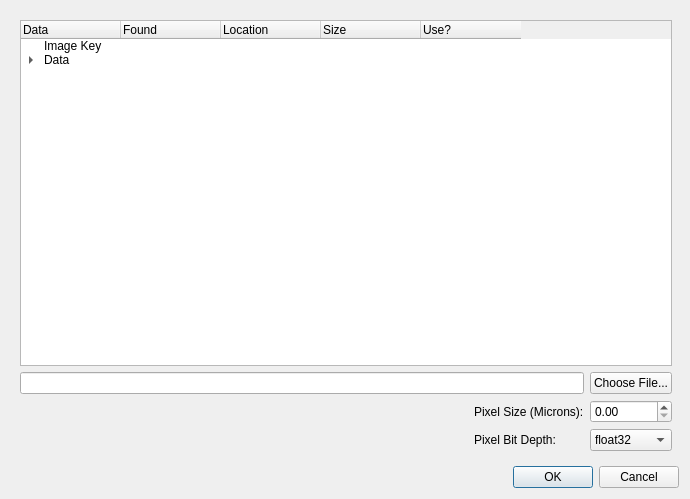
The window that mantidimaging/gui/ui/nexus_load_dialog.ui (mantidproject/mantidimaging) describes before a commit, drawn with Qt 5.
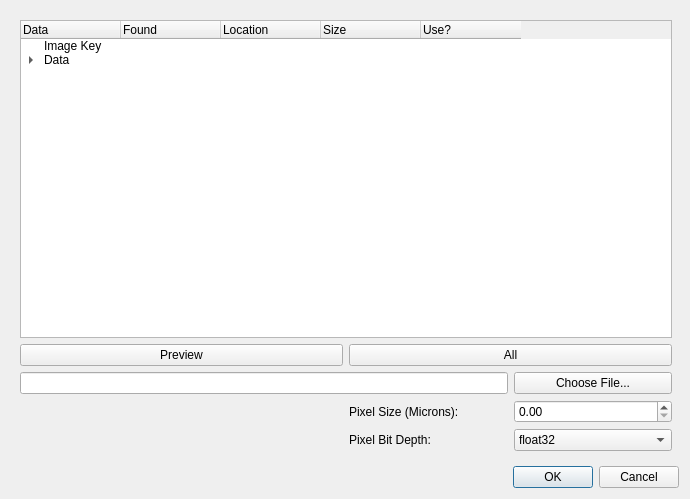
The same window after the commit.

Commit message: Buttons for preview/all

```diff
--- a/mantidimaging/gui/ui/nexus_load_dialog.ui
+++ b/mantidimaging/gui/ui/nexus_load_dialog.ui
@@ -50,71 +50,32 @@
          <property name="sizeConstraint">
           <enum>QLayout::SetDefaultConstraint</enum>
          </property>
-         <item row="1" column="2">
-          <widget class="QPushButton" name="chooseFileButton">
-           <property name="text">
-            <string>Choose File...</string>
+         <item row="1" column="0">
+          <widget class="QPushButton" name="previewPushButton">
+           <property name="sizePolicy">
+            <sizepolicy hsizetype="Expanding" vsizetype="Fixed">
+             <horstretch>0</horstretch>
+             <verstretch>0</verstretch>
+            </sizepolicy>
            </property>
-          </widget>
-         </item>
-         <item row="1" column="0" colspan="2">
-          <widget class="QLineEdit" name="filePathLineEdit">
-           <property name="enabled">
-            <bool>true</bool>
-           </property>
-           <property name="readOnly">
-            <bool>true</bool>
-           </property>
-          </widget>
-         </item>
-         <item row="3" column="0">
-          <spacer name="horizontalSpacer">
-           <property name="orientation">
-            <enum>Qt::Horizontal</enum>
-           </property>
-           <property name="sizeHint" stdset="0">
+           <property name="minimumSize">
             <size>
-             <width>40</width>
-             <height>20</height>
+             <width>323</width>
+             <height>0</height>
             </size>
            </property>
-          </spacer>
+           <property name="text">
+            <string>Preview</string>
+           </property>
+          </widget>
          </item>
-         <item row="3" column="1">
+         <item row="4" column="1">
           <widget class="QLabel" name="pixelBitDepthLabel">
            <property name="text">
             <string>Pixel Bit Depth:</string>
            </property>
           </widget>
          </item>
-         <item row="2" column="1">
-          <widget class="QLabel" name="pixelSizeLabel">
-           <property name="text">
-            <string>Pixel Size (Microns):</string>
-           </property>
-          </widget>
-         </item>
-         <item row="3" column="2">
-          <widget class="QComboBox" name="pixelDepthComboBox">
-           <item>
-            <property name="text">
-             <string>float32</string>
-            </property>
-           </item>
-           <item>
-            <property name="text">
-             <string>float64</string>
-            </property>
-           </item>
-          </widget>
-         </item>
-         <item row="2" column="2">
-          <widget class="QDoubleSpinBox" name="pixelSizeSpinBox">
-           <property name="maximum">
-            <double>99999.000000000000000</double>
-           </property>
-          </widget>
-         </item>
          <item row="0" column="0" colspan="3">
           <widget class="QTreeWidget" name="tree">
            <property name="headerHidden">
@@ -289,6 +250,83 @@
            </item>
           </widget>
          </item>
+         <item row="4" column="2">
+          <widget class="QComboBox" name="pixelDepthComboBox">
+           <item>
+            <property name="text">
+             <string>float32</string>
+            </property>
+           </item>
+           <item>
+            <property name="text">
+             <string>float64</string>
+            </property>
+           </item>
+          </widget>
+         </item>
+         <item row="2" column="2">
+          <widget class="QPushButton" name="chooseFileButton">
+           <property name="text">
+            <string>Choose File...</string>
+           </property>
+          </widget>
+         </item>
+         <item row="3" column="2">
+          <widget class="QDoubleSpinBox" name="pixelSizeSpinBox">
+           <property name="maximum">
+            <double>99999.000000000000000</double>
+           </property>
+          </widget>
+         </item>
+         <item row="1" column="1" colspan="2">
+          <widget class="QPushButton" name="allPushButton">
+           <property name="sizePolicy">
+            <sizepolicy hsizetype="Expanding" vsizetype="Fixed">
+             <horstretch>0</horstretch>
+             <verstretch>0</verstretch>
+            </sizepolicy>
+           </property>
+           <property name="minimumSize">
+            <size>
+             <width>323</width>
+             <height>0</height>
+            </size>
+           </property>
+           <property name="text">
+            <string>All</string>
+           </property>
+          </widget>
+         </item>
+         <item row="4" column="0">
+          <spacer name="horizontalSpacer">
+           <property name="orientation">
+            <enum>Qt::Horizontal</enum>
+           </property>
+           <property name="sizeHint" stdset="0">
+            <size>
+             <width>40</width>
+             <height>20</height>
+            </size>
+           </property>
+          </spacer>
+         </item>
+         <item row="2" column="0" colspan="2">
+          <widget class="QLineEdit" name="filePathLineEdit">
+           <property name="enabled">
+            <bool>true</bool>
+           </property>
+           <property name="readOnly">
+            <bool>true</bool>
+           </property>
+          </widget>
+         </item>
+         <item row="3" column="1">
+          <widget class="QLabel" name="pixelSizeLabel">
+           <property name="text">
+            <string>Pixel Size (Microns):</string>
+           </property>
+          </widget>
+         </item>
         </layout>
        </item>
       </layout>
```
The commit also changes 1 other file.
